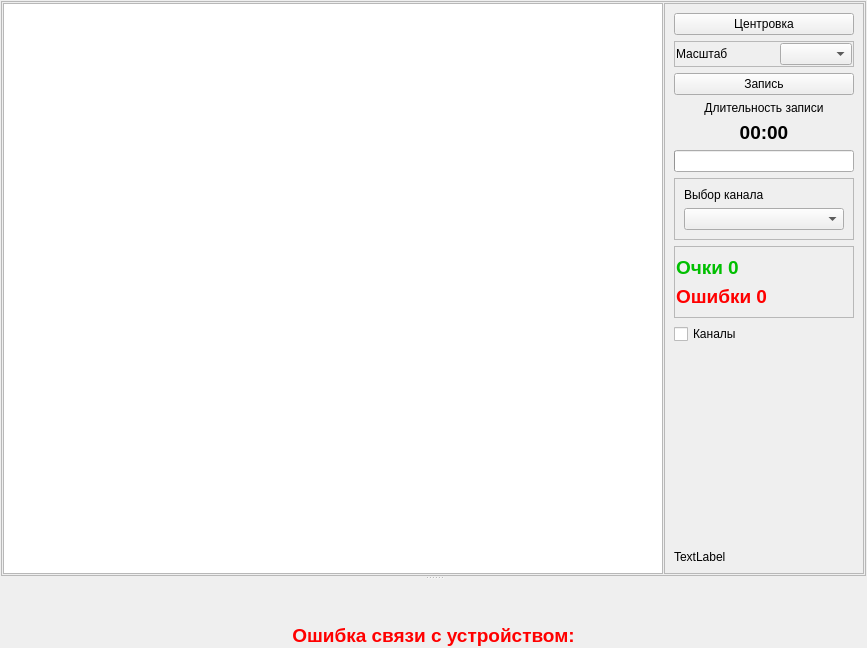
Old version of the form metodics/trenagers/trentakeputexecute.ui in the repository grigp/a-analyser.
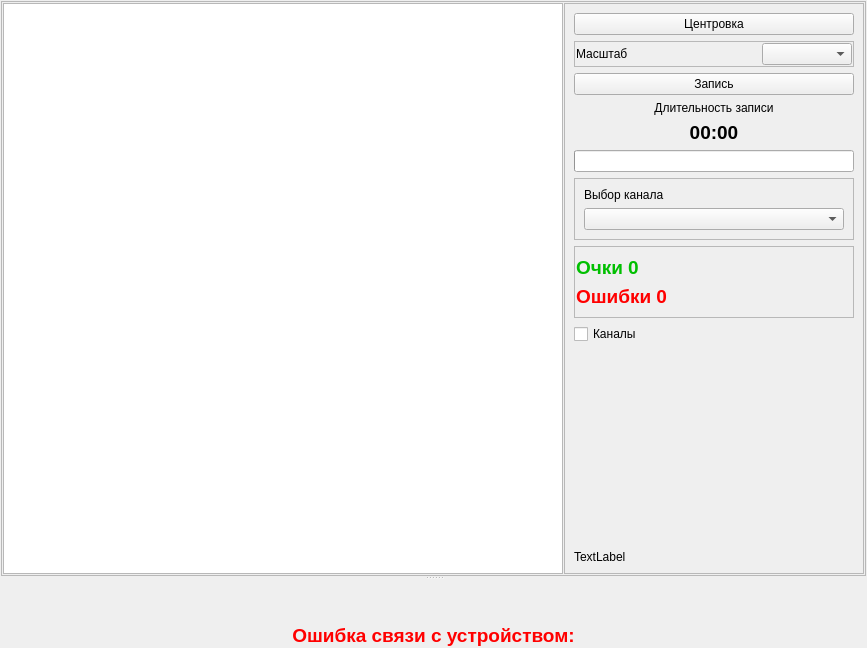
New version of the form. Icons and pictures are not drawn. Custom widgets are drawn as their Qt base class.

```diff
--- a/metodics/trenagers/trentakeputexecute.ui
+++ b/metodics/trenagers/trentakeputexecute.ui
@@ -70,13 +70,13 @@
          </property>
          <property name="minimumSize">
           <size>
-           <width>200</width>
+           <width>300</width>
            <height>0</height>
           </size>
          </property>
          <property name="maximumSize">
           <size>
-           <width>200</width>
+           <width>300</width>
            <height>16777215</height>
           </size>
          </property>
```
Left out of the diff: 17 changed lines with no effect on the pictures.
